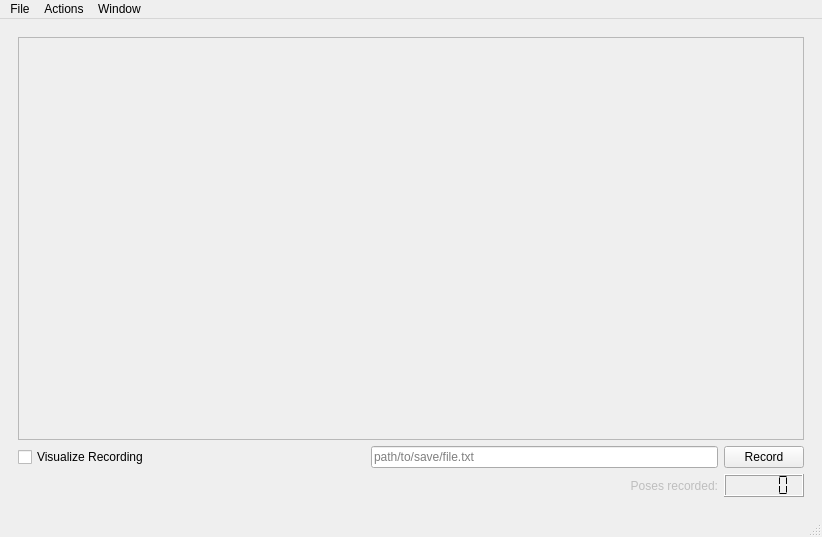
robocomp/robotherapy, file components/therapyAnalysis/src/mainUI.ui: the form before one commit.
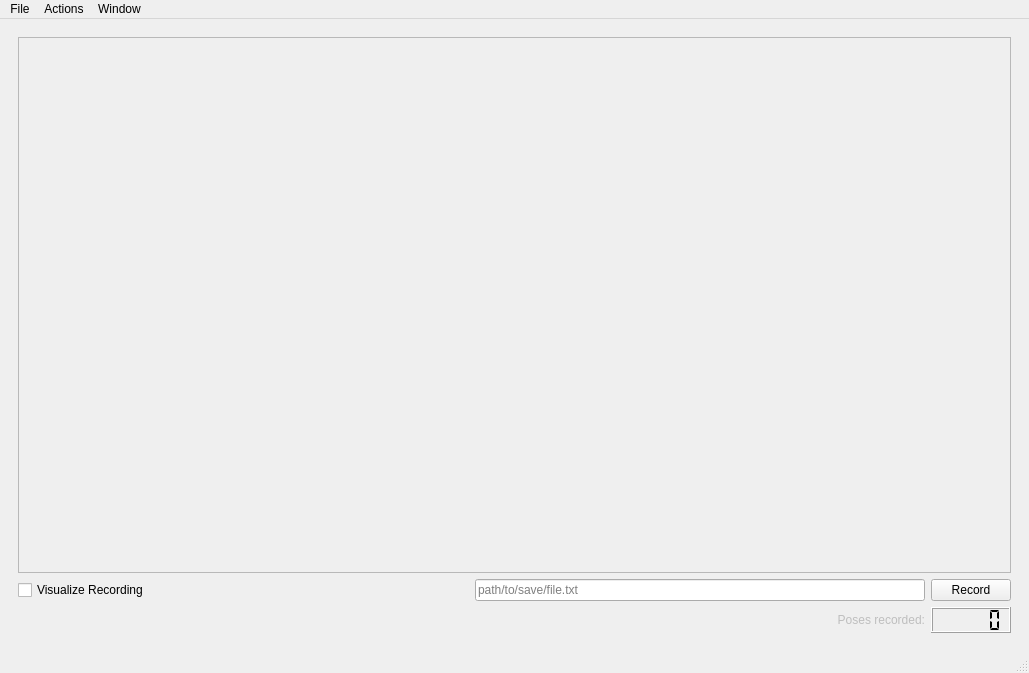
The form after the commit. The open tabs and pages were chosen to show the change.

```diff
--- a/components/therapyAnalysis/src/mainUI.ui
+++ b/components/therapyAnalysis/src/mainUI.ui
@@ -6,8 +6,8 @@
    <rect>
     <x>0</x>
     <y>0</y>
-    <width>822</width>
-    <height>537</height>
+    <width>1029</width>
+    <height>673</height>
    </rect>
   </property>
   <property name="windowTitle">
@@ -303,9 +303,17 @@
           <property name="frameShadow">
            <enum>QFrame::Raised</enum>
           </property>
-          <layout class="QVBoxLayout" name="verticalLayout_5">
+          <layout class="QHBoxLayout" name="horizontalLayout_3">
            <item>
-            <layout class="QVBoxLayout" name="osgLayout_2"/>
+            <layout class="QHBoxLayout" name="osgLayout_2">
+             <item>
+              <widget class="QLabel" name="video2_lb">
+               <property name="text">
+                <string/>
+               </property>
+              </widget>
+             </item>
+            </layout>
            </item>
           </layout>
          </widget>
@@ -380,7 +388,7 @@
     <rect>
      <x>0</x>
      <y>0</y>
-     <width>822</width>
+     <width>1029</width>
      <height>22</height>
     </rect>
    </property>
```
Left out of the diff: 9 changed lines with no effect on the pictures.
